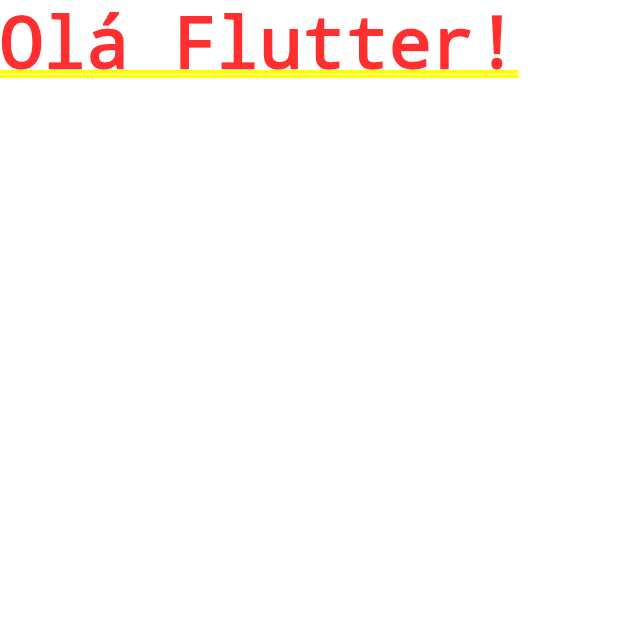
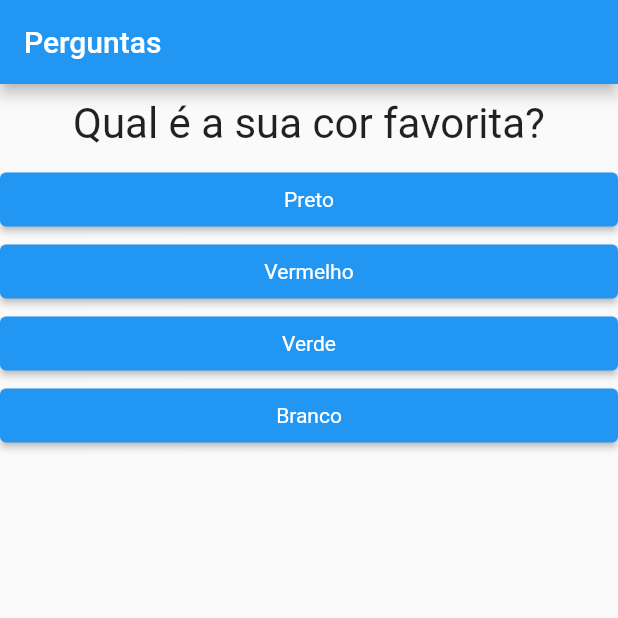
Before and after one commit to MarcosRossoni/projeto-flutter-1, a Flutter app: the screen it shows after launch, on a phone screen of 412 x 824 dp, the top half of it. Run offline on Flutter 3.47's test engine with Material 2 defaults, Android fonts, the phone set to English and light mode, and no system bars.

Commit message:
inicio de moldularizacao

```diff
--- a/lib/main.dart
+++ b/lib/main.dart
@@ -1,16 +1,70 @@
 
 import 'package:flutter/material.dart';
+import 'package:teste/questao.dart';
+import 'package:teste/resposta.dart';
 
-main(){
-  runApp(new PerguntaApp());
-}
+main() => runApp(PerguntaApp());
 
-class PerguntaApp extends StatelessWidget{
+class _PerguntaAppState extends State<PerguntaApp>{
+  int _pergundaSelecionada = 0;
+
+  final _perguntas = const [
+    {
+      'texto': 'Qual é a sua cor favorita?',
+      'respostas': ['Preto', 'Vermelho', 'Verde', 'Branco']
+    },
+    {
+      'texto': 'Qual o seu animal favorito?',
+      'respostas': ['Coelho', 'Cobra', 'Elefante', 'Leão']
+    },
+    {
+      'texto': 'Qual o seu instrutor favorito?',
+      'respostas': ['Maria', 'João', 'Leo', 'Pedro']
+    }
+  ];
+
+  void _responder() {
+    if(temPerguntaSelecionada){
+      setState(() {
+        _pergundaSelecionada++;
+      });
+    }
+  }
+
+  bool get temPerguntaSelecionada {
+    return _pergundaSelecionada < _perguntas.length;
+  }
 
   @override
   Widget build(BuildContext context) {
+    List<String> respostas = temPerguntaSelecionada ?
+    _perguntas[_pergundaSelecionada].cast() ['respostas'] :
+    [];
+
     return MaterialApp(
-      home: Text('Olá Flutter!'),
+      home: Scaffold(
+        appBar: AppBar(
+          title: Text('Perguntas'),
+        ),
+        body: temPerguntaSelecionada ? Column(
+          children: <Widget>[
+            Questao(_perguntas[_pergundaSelecionada]['texto'].toString()),
+            ...respostas.map((t) => Resposta(t, _responder)).toList()
+          ],
+        ) : Center(
+          child: Text(
+            'Parabéns',
+            style: TextStyle(fontSize: 28),
+          ),
+        ),
+      ),
     );
   }
 }
+
+class PerguntaApp extends StatefulWidget{
+  @override
+  _PerguntaAppState createState() {
+    return _PerguntaAppState();
+  }
+}
--- /dev/null
+++ b/lib/questao.dart
@@ -0,0 +1,23 @@
+import 'package:flutter/material.dart';
+
+class Questao extends StatelessWidget {
+
+  final String texto;
+
+  Questao(this.texto);
+
+  @override
+  Widget build(BuildContext context){
+    return Container(
+      width: double.infinity,
+      margin: EdgeInsets.all(10),
+      child: Text(
+          texto,
+          textAlign: TextAlign.center,
+          style: TextStyle(
+            fontSize: 28,
+          )
+      ),
+    );
+  }
+}
--- /dev/null
+++ b/lib/resposta.dart
@@ -0,0 +1,24 @@
+import 'package:flutter/material.dart';
+
+class Resposta extends StatelessWidget {
+
+  final String textoResposta;
+  final void Function() quandoSelecionado;
+
+  Resposta(this.textoResposta, this.quandoSelecionado);
+
+  @override
+  Widget build(BuildContext context){
+    return Container(
+        width: double.infinity,
+        child: ElevatedButton(
+            style: ElevatedButton.styleFrom(
+                textStyle: const TextStyle(color: Colors.white),
+                backgroundColor: Colors.blue
+            ),
+            child: Text(textoResposta),
+            onPressed: quandoSelecionado
+        )
+    );
+  }
+}
```
